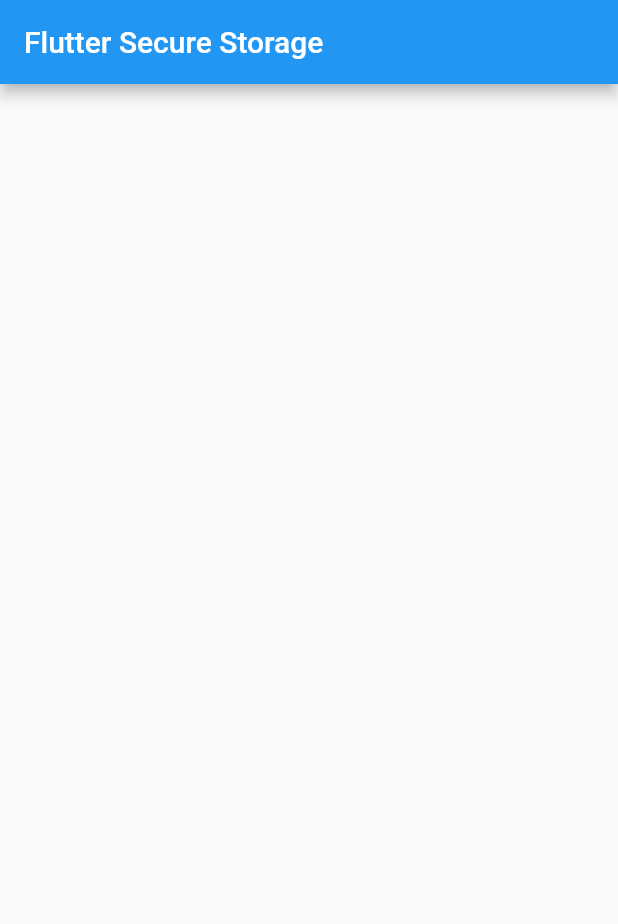
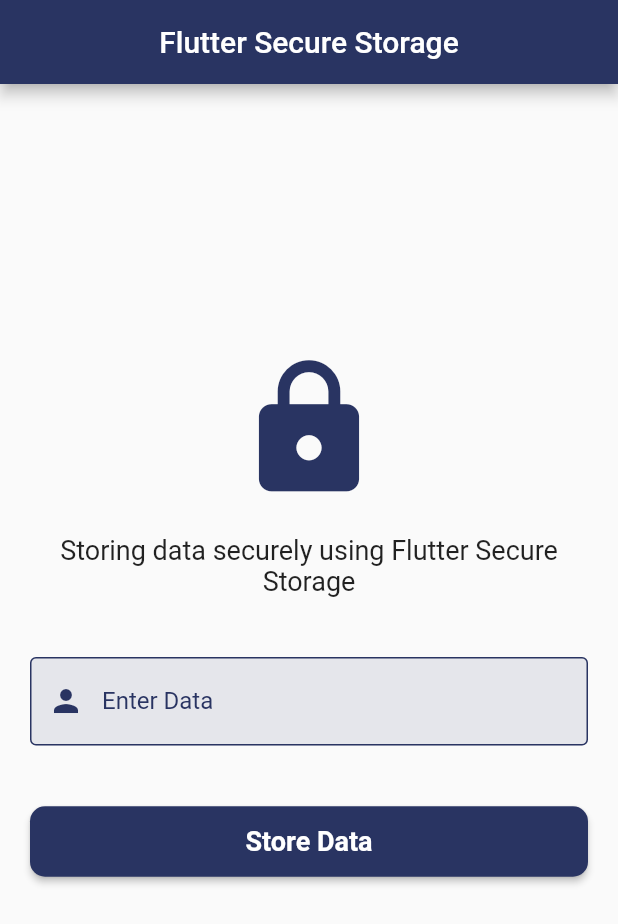
Before and after one commit to vijayinyoutube/flutter_secure_storage_app, a Flutter app: the screen it shows after launch, on a phone screen of 412 x 824 dp. Shown: the top 924 px of the screen. Run offline on Flutter 3.47's test engine with Material 2 defaults, Android fonts, the light colour scheme and no system bars.

Commit message:
initial commit

```diff
--- /dev/null
+++ b/lib/Presentation/Components/app_bar.dart
@@ -0,0 +1,15 @@
+import 'package:flutter/material.dart';
+
+import '../Declarations/constants.dart';
+
+AppBar buildAppBar({
+  required String appBarTitle,
+  bool? centerTitle,
+  List<Widget>? actionWidgets,
+}) =>
+    AppBar(
+      title: Text(appBarTitle),
+      centerTitle: centerTitle ?? true,
+      backgroundColor: primaryColor,
+      actions: actionWidgets ?? [],
+    );
--- a/lib/Presentation/Components/primary_btn.dart
+++ b/lib/Presentation/Components/primary_btn.dart
@@ -17,8 +17,8 @@
   }
 
   getBtnStyle(context) => ElevatedButton.styleFrom(
-      shape: RoundedRectangleBorder(borderRadius: kBorderRadius),
+      shape: RoundedRectangleBorder(borderRadius: kBorderRadius / 2),
       backgroundColor: primaryColor,
       fixedSize: Size(MediaQuery.of(context).size.width - 40, 47),
-      textStyle: const TextStyle(fontWeight: FontWeight.bold));
+      textStyle: TextStyle(fontWeight: FontWeight.bold, fontSize: kfontSize));
 }
--- /dev/null
+++ b/lib/Presentation/Components/text_form_field.dart
@@ -0,0 +1,36 @@
+import 'package:flutter/material.dart';
+import '../Declarations/constants.dart';
+
+class TextFormFieldBldr extends StatelessWidget {
+  const TextFormFieldBldr({
+    super.key, required this.textEditingController,
+  });
+
+  final TextEditingController textEditingController;
+
+  @override
+  Widget build(BuildContext context) {
+    return TextFormField(
+      controller: textEditingController,
+      decoration: InputDecoration(
+        focusedBorder: OutlineInputBorder(
+          borderSide: BorderSide(color: primaryColor),
+          borderRadius: BorderRadius.circular(5.5),
+        ),
+        enabledBorder: OutlineInputBorder(
+          borderSide: BorderSide(
+            color: primaryColor,
+          ),
+        ),
+        prefixIcon: Icon(
+          Icons.person,
+          color: primaryColor,
+        ),
+        filled: true,
+        fillColor: primaryColor.withOpacity(0.1),
+        labelText: "Enter Data",
+        labelStyle: TextStyle(color: primaryColor),
+      ),
+    );
+  }
+}
--- a/lib/Presentation/Routes/generated_routes.dart
+++ b/lib/Presentation/Routes/generated_routes.dart
@@ -1,5 +1,5 @@
 import 'package:flutter/material.dart';
-import 'package:flutter_secure_storage_app/Presentation/Screens/home_page.dart';
+import '../Screens/home_page.dart';
 
 class RouteGenerator {
    Route<dynamic> generateRoute(RouteSettings settings) {
--- a/lib/Presentation/Screens/home_page.dart
+++ b/lib/Presentation/Screens/home_page.dart
@@ -1,15 +1,59 @@
 import 'package:flutter/material.dart';
+import '../Components/primary_btn.dart';
+import '../Components/spacer.dart';
+import '../Declarations/constants.dart';
 
-class HomePage extends StatelessWidget {
+import '../Components/app_bar.dart';
+import '../Components/text_form_field.dart';
+
+class HomePage extends StatefulWidget {
   const HomePage({super.key, required this.title});
 
   final String title;
 
   @override
+  State<HomePage> createState() => _HomePageState();
+}
+
+class _HomePageState extends State<HomePage> {
+  late TextEditingController textEditingController;
+
+  @override
+  void initState() {
+    textEditingController = TextEditingController();
+    super.initState();
+  }
+
+  @override
+  void dispose() {
+    textEditingController.dispose();
+    super.dispose();
+  }
+
+  @override
   Widget build(BuildContext context) {
     return Scaffold(
-      appBar: AppBar(title: Text(title)),
-
+      appBar: buildAppBar(appBarTitle: widget.title),
+      body: Center(
+        child: Padding(
+          padding: kPadding,
+          child: Column(
+            mainAxisAlignment: MainAxisAlignment.start,
+            children: [
+              HeightSpacer(myHeight: kSpacing * 8),
+              Icon(Icons.lock, color: primaryColor, size: 100),
+              HeightSpacer(myHeight: kSpacing),
+              Text('Storing data securely using Flutter Secure Storage',
+                  textAlign: TextAlign.center,
+                  style: TextStyle(fontSize: kfontSize)),
+              HeightSpacer(myHeight: kSpacing * 2),
+              TextFormFieldBldr(textEditingController: textEditingController),
+              HeightSpacer(myHeight: kSpacing * 2),
+              PrimaryBtn(btnText: 'Store Data', btnFun: () {}),
+            ],
+          ),
+        ),
+      ),
     );
   }
 }
--- a/lib/main.dart
+++ b/lib/main.dart
@@ -1,6 +1,6 @@
 import 'package:flutter/material.dart';
-import 'package:flutter_secure_storage_app/Presentation/Routes/generated_routes.dart';
-import 'package:flutter_secure_storage_app/Presentation/Screens/home_page.dart';
+import 'Presentation/Routes/generated_routes.dart';
+import 'Presentation/Screens/home_page.dart';
 
 void main() {
   runApp(const MyApp());
```
Also changed, not shown: 3 other files.
